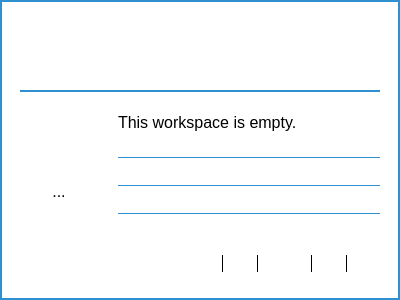
Old version of the form parsec/core/gui/forms/workspace_button.ui in the repository Scille/parsec-cloud.
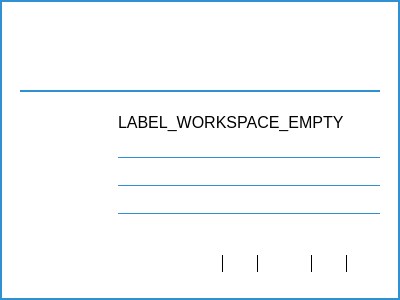
New version of the form. Icons and pictures are not drawn. Custom widgets are drawn as their Qt base class.

```diff
--- a/parsec/core/gui/forms/workspace_button.ui
+++ b/parsec/core/gui/forms/workspace_button.ui
@@ -244,7 +244,7 @@
 }</string>
           </property>
           <property name="text">
-           <string>...</string>
+           <string/>
           </property>
           <property name="icon">
            <iconset resource="../rc/resources.qrc">
@@ -280,7 +280,7 @@
              </font>
             </property>
             <property name="text">
-             <string>This workspace is empty.</string>
+             <string>LABEL_WORKSPACE_EMPTY</string>
             </property>
            </widget>
           </item>
```
Left out of the diff: 12 changed lines with no effect on the pictures.
